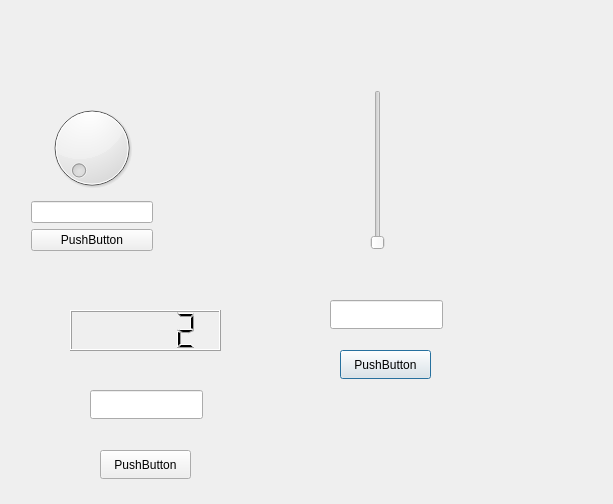
Qt form v12z2/dialog.ui (muzicarski/RPi) before a commit.
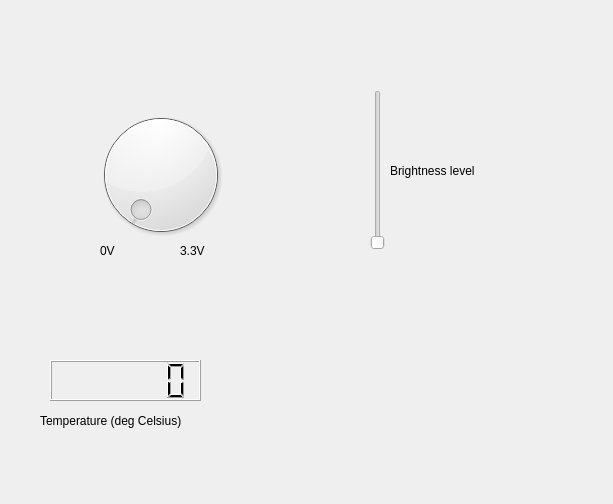
The same form after that commit.

Patch:
```diff
--- a/v12z2/dialog.ui
+++ b/v12z2/dialog.ui
@@ -38,93 +38,86 @@
     <enum>QSlider::NoTicks</enum>
    </property>
   </widget>
-  <widget class="QPushButton" name="pushButton_2">
-   <property name="geometry">
-    <rect>
-     <x>340</x>
-     <y>350</y>
-     <width>91</width>
-     <height>29</height>
-    </rect>
-   </property>
-   <property name="text">
-    <string>PushButton</string>
-   </property>
-  </widget>
-  <widget class="QLineEdit" name="lineEdit_2">
-   <property name="geometry">
-    <rect>
-     <x>330</x>
-     <y>300</y>
-     <width>113</width>
-     <height>29</height>
-    </rect>
-   </property>
-  </widget>
   <widget class="QLCDNumber" name="lcdNumber">
    <property name="geometry">
     <rect>
-     <x>70</x>
-     <y>310</y>
+     <x>50</x>
+     <y>360</y>
      <width>151</width>
      <height>41</height>
     </rect>
    </property>
+   <property name="digitCount">
+    <number>6</number>
+   </property>
    <property name="intValue" stdset="0">
-    <number>2</number>
+    <number>0</number>
    </property>
   </widget>
-  <widget class="QPushButton" name="pushButton_3">
-   <property name="geometry">
-    <rect>
-     <x>100</x>
-     <y>450</y>
-     <width>91</width>
-     <height>29</height>
-    </rect>
-   </property>
-   <property name="text">
-    <string>PushButton</string>
-   </property>
-  </widget>
-  <widget class="QLineEdit" name="lineEdit_3">
+  <widget class="QDial" name="dial">
    <property name="geometry">
     <rect>
      <x>90</x>
-     <y>390</y>
-     <width>113</width>
-     <height>29</height>
-    </rect>
-   </property>
-  </widget>
-  <widget class="QWidget" name="">
-   <property name="geometry">
-    <rect>
-     <x>20</x>
      <y>90</y>
-     <width>144</width>
-     <height>172</height>
+     <width>142</width>
+     <height>170</height>
     </rect>
    </property>
-   <layout class="QVBoxLayout" name="verticalLayout">
-    <item>
-     <widget class="QDial" name="dial">
-      <property name="wrapping">
-       <bool>false</bool>
-      </property>
-     </widget>
-    </item>
-    <item>
-     <widget class="QLineEdit" name="lineEdit"/>
-    </item>
-    <item>
-     <widget class="QPushButton" name="pushButton">
-      <property name="text">
-       <string>PushButton</string>
-      </property>
-     </widget>
-    </item>
-   </layout>
+   <property name="wrapping">
+    <bool>false</bool>
+   </property>
+  </widget>
+  <widget class="QLabel" name="label">
+   <property name="geometry">
+    <rect>
+     <x>100</x>
+     <y>240</y>
+     <width>67</width>
+     <height>21</height>
+    </rect>
+   </property>
+   <property name="text">
+    <string>0V</string>
+   </property>
+  </widget>
+  <widget class="QLabel" name="label_2">
+   <property name="geometry">
+    <rect>
+     <x>180</x>
+     <y>240</y>
+     <width>67</width>
+     <height>21</height>
+    </rect>
+   </property>
+   <property name="text">
+    <string>3.3V</string>
+   </property>
+  </widget>
+  <widget class="QLabel" name="label_3">
+   <property name="geometry">
+    <rect>
+     <x>40</x>
+     <y>410</y>
+     <width>191</width>
+     <height>21</height>
+    </rect>
+   </property>
+   <property name="text">
+    <string>Temperature (deg Celsius)</string>
+   </property>
+  </widget>
+  <widget class="QLabel" name="label_4">
+   <property name="geometry">
+    <rect>
+     <x>390</x>
+     <y>160</y>
+     <width>141</width>
+     <height>21</height>
+    </rect>
+   </property>
+   <property name="text">
+    <string>Brightness level</string>
+   </property>
   </widget>
  </widget>
  <layoutdefault spacing="6" margin="11"/>
```
